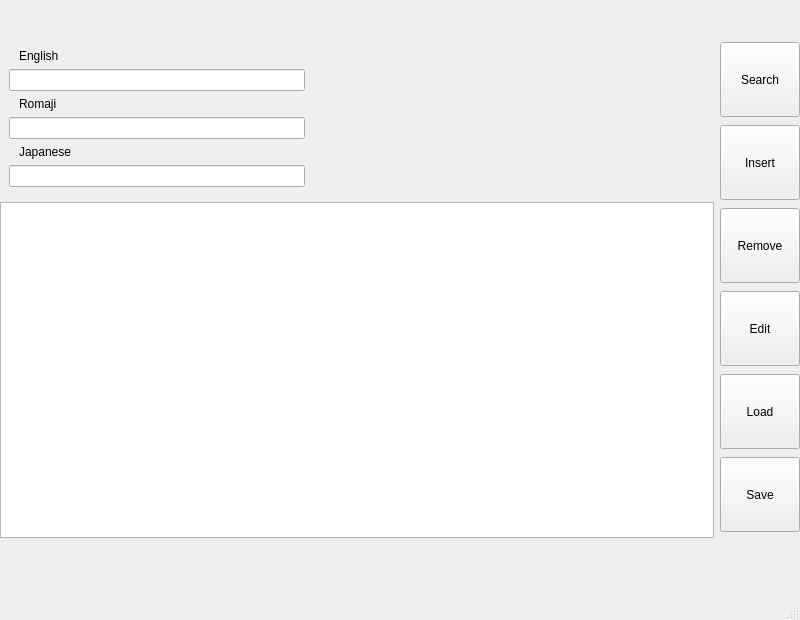
Qt form dictionary_gui.ui (EilRoviSoft/qdict-gui) before a commit.
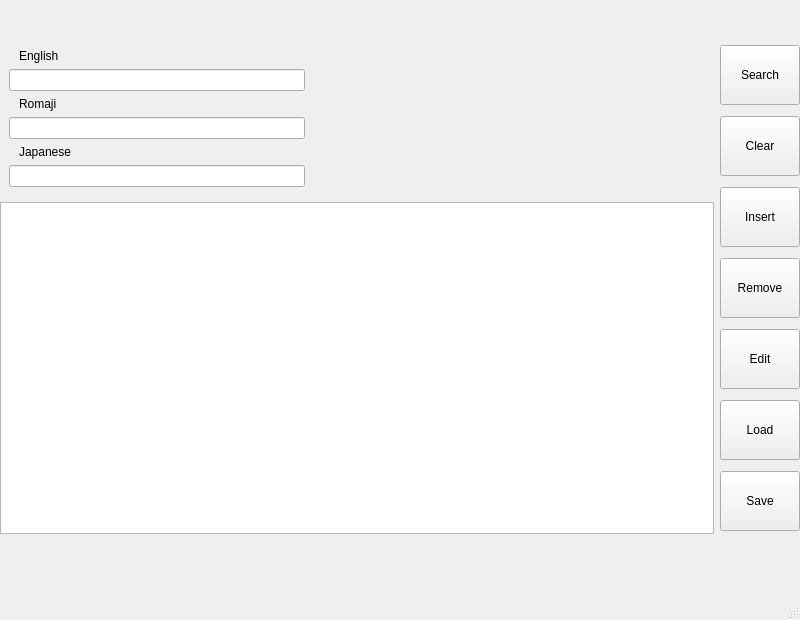
The same form after that commit.

```diff
--- a/dictionary_gui.ui
+++ b/dictionary_gui.ui
@@ -30,22 +30,6 @@
      </rect>
     </property>
     <layout class="QGridLayout" name="gridLayout">
-     <item row="2" column="0">
-      <spacer name="verticalSpacer_2">
-       <property name="orientation">
-        <enum>Qt::Vertical</enum>
-       </property>
-       <property name="sizeType">
-        <enum>QSizePolicy::Minimum</enum>
-       </property>
-       <property name="sizeHint" stdset="0">
-        <size>
-         <width>20</width>
-         <height>2</height>
-        </size>
-       </property>
-      </spacer>
-     </item>
      <item row="0" column="1" rowspan="3">
       <layout class="QVBoxLayout" name="verticalLayout">
        <item>
@@ -59,7 +43,7 @@
          <property name="minimumSize">
           <size>
            <width>75</width>
-           <height>75</height>
+           <height>60</height>
           </size>
          </property>
          <property name="text">
@@ -82,6 +66,25 @@
          </property>
         </widget>
        </item>
+       <item>
+        <widget class="QPushButton" name="clear_button">
+         <property name="sizePolicy">
+          <sizepolicy hsizetype="Fixed" vsizetype="Fixed">
+           <horstretch>0</horstretch>
+           <verstretch>0</verstretch>
+          </sizepolicy>
+         </property>
+         <property name="minimumSize">
+          <size>
+           <width>75</width>
+           <height>60</height>
+          </size>
+         </property>
+         <property name="text">
+          <string>Clear</string>
+         </property>
+        </widget>
+       </item>
        <item>
         <widget class="QPushButton" name="insert_button">
          <property name="sizePolicy">
@@ -93,7 +96,7 @@
          <property name="minimumSize">
           <size>
            <width>75</width>
-           <height>75</height>
+           <height>60</height>
           </size>
          </property>
          <property name="text">
@@ -112,7 +115,7 @@
          <property name="minimumSize">
           <size>
            <width>75</width>
-           <height>75</height>
+           <height>60</height>
           </size>
          </property>
          <property name="text">
@@ -131,7 +134,7 @@
          <property name="minimumSize">
           <size>
            <width>75</width>
-           <height>75</height>
+           <height>60</height>
           </size>
          </property>
          <property name="text">
@@ -150,7 +153,7 @@
          <property name="minimumSize">
           <size>
            <width>75</width>
-           <height>75</height>
+           <height>60</height>
           </size>
          </property>
          <property name="text">
@@ -169,7 +172,7 @@
          <property name="minimumSize">
           <size>
            <width>75</width>
-           <height>75</height>
+           <height>60</height>
           </size>
          </property>
          <property name="text">
@@ -251,7 +254,17 @@
       </layout>
      </item>
      <item row="1" column="0">
-      <widget class="QTableView" name="tableView"/>
+      <widget class="QTableView" name="table_view">
+       <property name="editTriggers">
+        <set>QAbstractItemView::NoEditTriggers</set>
+       </property>
+       <property name="selectionMode">
+        <enum>QAbstractItemView::SingleSelection</enum>
+       </property>
+       <property name="selectionBehavior">
+        <enum>QAbstractItemView::SelectRows</enum>
+       </property>
+      </widget>
      </item>
     </layout>
    </widget>
```
Left out of the diff: 32 changed lines with no effect on the pictures.
